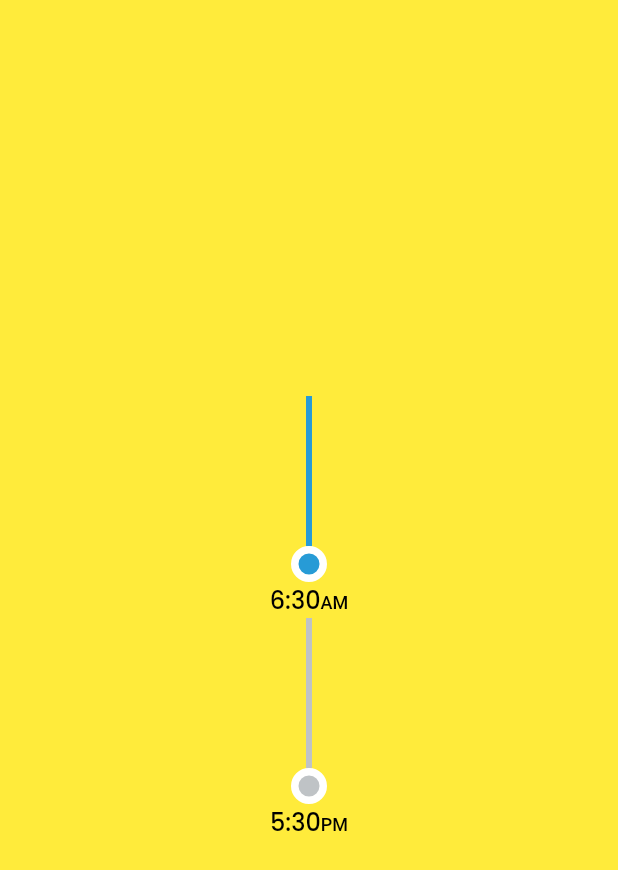
After one commit to Francisco-V98/dashboard_busbanz_practice, a Flutter app: the screen it shows after launch, after a tap on "TimeLine", on a phone screen of 412 x 824 dp. The commit adds this screen. Shown: the top 870 px of the screen. Run offline on Flutter 3.47's test engine with Material 3 defaults, Android fonts, the phone set to English and light mode, and no system bars; our stand-ins replace flutter_riverpod, go_router.

Commit message:
time_line
Second component finished

```diff
--- /dev/null
+++ b/lib/TImeLine/time_line.dart
@@ -0,0 +1,167 @@
+import 'package:dashboard_busbanz_practice/config/theme/app_colors.dart';
+import 'package:flutter/material.dart';
+
+class TimeLine extends StatelessWidget {
+  const TimeLine({super.key});
+
+  @override
+  Widget build(BuildContext context) {
+    return const Scaffold(
+      backgroundColor: Colors.yellow,
+      body: Center(
+        child: Column(
+          mainAxisSize: MainAxisSize.min,
+          children: [
+            TimeLineEvent(time: '6:30AM', isFirst: true),
+            TimeLineEvent(time: '5:30PM', isLast: true),
+          ],
+        ),
+      ),
+    );
+  }
+}
+
+class TimeLineEvent extends StatelessWidget {
+  final String time;
+  final bool isFirst;
+  final bool isLast;
+
+  const TimeLineEvent({
+    super.key,
+    required this.time,
+    this.isFirst = false,
+    this.isLast = false,
+  });
+
+  @override
+  Widget build(BuildContext context) {
+    final hour = time.substring(0, time.length - 2);
+    final period = time.substring(time.length - 2);
+
+    return Column(
+      children: [
+        if (isFirst)
+          Column(
+            children: [
+              Container(
+                width: 4,
+                height: 100,
+                color: AppColors.infoLight,
+              ),
+              Container(
+                width: 24,
+                height: 24,
+                decoration: BoxDecoration(
+                  color: AppColors.infoLight,
+                  shape: BoxShape.circle,
+                  border: Border.all(
+                    color: Colors.white,
+                    width: 5,
+                  ),
+                ),
+              ),
+              RichText(
+                text: TextSpan(
+                  style: const TextStyle(
+                    fontFamily: "Poppins",
+                    fontSize: 16,
+                    fontWeight: FontWeight.w500,
+                    color: Colors.black,
+                  ),
+                  children: [
+                    TextSpan(text: hour),
+                    TextSpan(
+                      text: period,
+                      style: const TextStyle(
+                        fontSize: 12,
+                      ),
+                    ),
+                  ],
+                ),
+              ),
+            ],
+          ),
+        if (!isFirst && !isLast)
+          Column(
+            children: [
+              Container(
+                width: 4,
+                height: 100,
+                color: Colors.grey,
+              ),
+              Container(
+                width: 24,
+                height: 24,
+                decoration: const BoxDecoration(
+                  color: Colors.blue,
+                  shape: BoxShape.circle,
+                ),
+              ),
+              RichText(
+                text: TextSpan(
+                  style: const TextStyle(
+                    fontFamily: "Poppins",
+                    fontSize: 16,
+                    fontWeight: FontWeight.w500,
+                    color: Colors.black,
+                  ),
+                  children: [
+                    TextSpan(text: hour),
+                    TextSpan(
+                      text: period,
+                      style: const TextStyle(
+                        fontSize: 12,
+                      ),
+                    ),
+                  ],
+                ),
+              ),
+            ],
+          ),
+        if (isLast)
+          Column(
+            children: [
+              Container(
+                width: 4,
+                height: 100,
+                color: AppColors.greyLight,
+              ),
+              Container(
+                width: 24,
+                height: 24,
+                decoration: BoxDecoration(
+                  color: AppColors.greyLight,
+                  shape: BoxShape.circle,
+                  border: Border.all(
+                    color: Colors.white,
+                    width: 5,
+                  ),
+                ),
+              ),
+              RichText(
+                text: TextSpan(
+                  style: const TextStyle(
+                    fontFamily: "Poppins",
+                    fontSize: 16,
+                    fontWeight: FontWeight.w500,
+                    color: Colors.black,
+                  ),
+                  children: [
+                    TextSpan(
+                      text: hour,
+                    ),
+                    TextSpan(
+                      text: period,
+                      style: const TextStyle(
+                        fontSize: 12,
+                      ),
+                    ),
+                  ],
+                ),
+              ),
+            ],
+          ),
+      ],
+    );
+  }
+}
--- a/lib/TimeLine-Header/time_line_header.dart
+++ b/lib/TimeLine-Header/time_line_header.dart
@@ -17,8 +17,9 @@ class TimeLineHeader extends StatelessWidget {
               bottomRight: Radius.circular(20),
             ),
           ),
+          child: SizedBox(
+            width: 348,
             child: Row(
-            mainAxisSize: MainAxisSize.min,
               children: [
                 Stack(
                   children: [
@@ -62,8 +63,8 @@ class TimeLineHeader extends StatelessWidget {
                           bottomRight: Radius.circular(30.0),
                         ),
                         child: CircleAvatar(
-                        backgroundImage:
-                            AssetImage('assets/images/imagen_de_conductor.png'),
+                          backgroundImage: AssetImage(
+                              'assets/images/imagen_de_conductor.png'),
                           radius: 25.0,
                         ),
                       ),
@@ -153,6 +154,7 @@ class TimeLineHeader extends StatelessWidget {
             ),
           ),
         ),
+      ),
     );
   }
 }
--- a/lib/config/router/routers.dart
+++ b/lib/config/router/routers.dart
@@ -1,3 +1,4 @@
+import 'package:dashboard_busbanz_practice/TImeLine/time_line.dart';
 import 'package:dashboard_busbanz_practice/TimeLine-Header/time_line_header.dart';
 import 'package:dashboard_busbanz_practice/screens/screens.dart';
 import 'package:flutter_riverpod/flutter_riverpod.dart';
@@ -19,6 +20,10 @@ final appRouterProvider = Provider<GoRouter>(
           path: '/timeLineHeader',
           builder: (context, state) => const TimeLineHeader(),
         ),
+        GoRoute(
+          path: '/timeLine',
+          builder: (context, state) => const TimeLine(),
+        ),
       ],
     );
   },
--- a/lib/screens/list_components.dart
+++ b/lib/screens/list_components.dart
@@ -26,8 +26,13 @@ class _Body extends StatelessWidget {
         ),
         _CustomListTile(
           title: 'TimeLine-Header',
-          subTitle: 'Componente Calendar Dashboard',
+          subTitle: 'Componente TimeLine-Header Dashboard',
           location: '/timeLineHeader',
+        ),
+        _CustomListTile(
+          title: 'TimeLine',
+          subTitle: 'Componente TimeLine Dashboard',
+          location: '/timeLine',
         ),
       ],
     );
```
Lines whose indentation alone changed are shown as unchanged.
